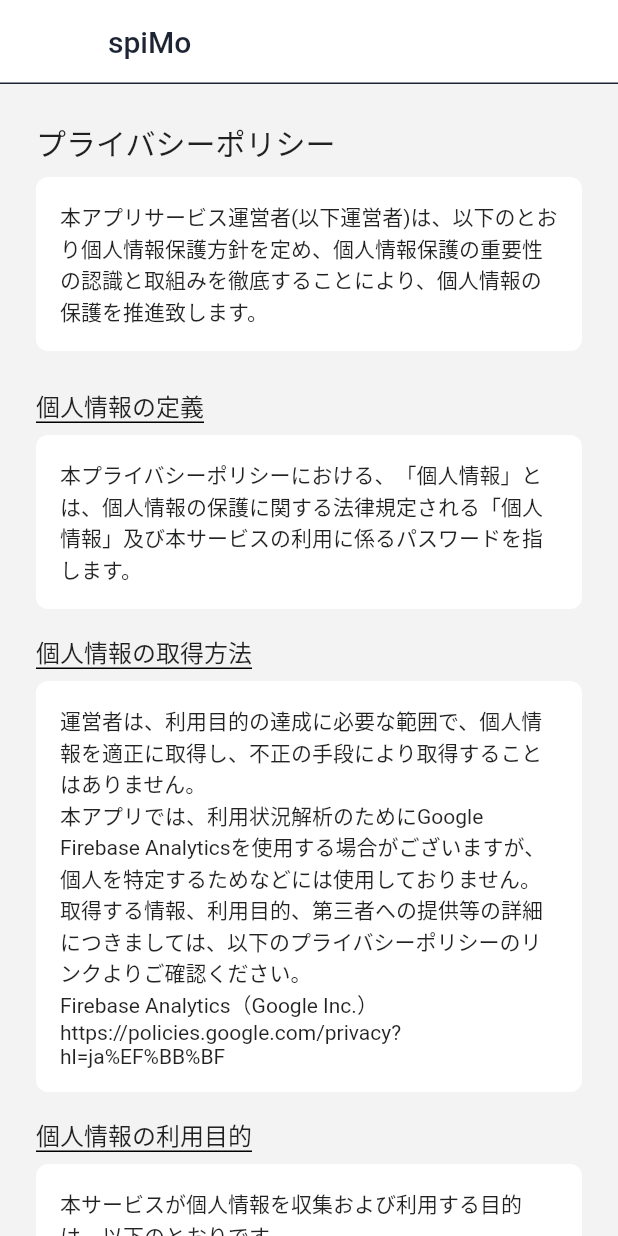
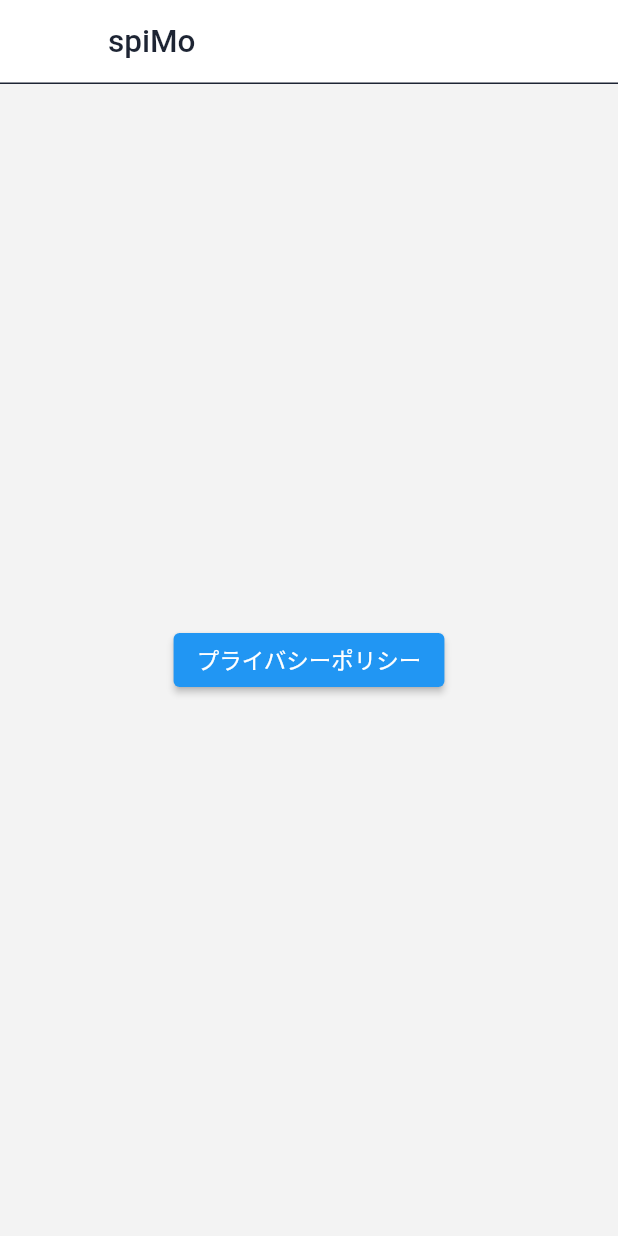
Before and after one commit to hiroyuki29/spimo_web_static_page, a Flutter app: the screen it shows after launch, on a phone screen of 412 x 824 dp. Run offline on Flutter 3.47's test engine with Material 2 defaults, Android fonts, the phone set to English and light mode, and no system bars; our stand-ins replace go_router.

Commit message:
[update] 各ページの準備

```diff
--- a/lib/contents/privacy_policy/privacy_policy_contents.dart
+++ b/lib/contents/privacy_policy/privacy_policy_contents.dart
@@ -1,4 +1,21 @@
 ///プライバシーポリシー
+
+enum PrivacyPolicyLabel {
+  difinition(text: '個人情報の定義'),
+  getMethod(text: '個人情報の取得方法'),
+  objective(text: '個人情報の利用目的'),
+  objectiveChange(text: '利用目的の変更'),
+  thirdPartyProvision(text: '個人情報の第三者提供'),
+  disclosure(text: '個人情報の開示'),
+  removeAndCorrection(text: '個人情報の訂正・削除'),
+  change(text: 'プライバシーポリシーの変更'),
+  inquiry(text: 'お問い合わせ'),
+  establishment(text: '制定・施行・改訂');
+
+  const PrivacyPolicyLabel({required this.text});
+
+  final String text;
+}
 
 Map<String, List<String>> privacyPolicyContents = {
   PrivacyPolicyLabel.difinition.text: [
@@ -48,20 +65,3 @@ Map<String, List<String>> privacyPolicyContents = {
     '2022年２月３日 制定・施行',
   ]
 };
-
-enum PrivacyPolicyLabel {
-  difinition(text: '個人情報の定義'),
-  getMethod(text: '個人情報の取得方法'),
-  objective(text: '個人情報の利用目的'),
-  objectiveChange(text: '利用目的の変更'),
-  thirdPartyProvision(text: '個人情報の第三者提供'),
-  disclosure(text: '個人情報の開示'),
-  removeAndCorrection(text: '個人情報の訂正・削除'),
-  change(text: 'プライバシーポリシーの変更'),
-  inquiry(text: 'お問い合わせ'),
-  establishment(text: '制定・施行・改訂');
-
-  const PrivacyPolicyLabel({required this.text});
-
-  final String text;
-}
--- a/lib/main.dart
+++ b/lib/main.dart
@@ -1,10 +1,13 @@
 import 'package:flutter/material.dart';
+import 'package:flutter_localizations/flutter_localizations.dart';
+import 'package:flutter_web_plugins/url_strategy.dart';
+import 'package:go_router/go_router.dart';
 import 'package:spimo_static_page/common_widget/app_bar/common_app_bar.dart';
 import 'package:spimo_static_page/common_widget/color/color.dart';
-import 'package:spimo_static_page/common_widget/sized_box/constant_sized_box.dart';
-import 'package:spimo_static_page/contents/privacy_policy/privacy_policy_contents.dart';
+import 'package:spimo_static_page/routing/app_router.dart';
 
 void main() {
+  usePathUrlStrategy();
   runApp(const MyApp());
 }
 
@@ -14,137 +17,45 @@ class MyApp extends StatelessWidget {
   // This widget is the root of your application.
   @override
   Widget build(BuildContext context) {
-    return MaterialApp(
-      title: 'Flutter Demo',
+    const jaLocale = Locale("ja", "JA");
+
+    return MaterialApp.router(
+      title: 'spiMo',
       theme: ThemeData(
         primarySwatch: Colors.blue,
       ),
-      home: const MyHomePage(),
-    );
-  }
-}
-
-class MyHomePage extends StatelessWidget {
-  const MyHomePage({super.key});
-
-  @override
-  Widget build(BuildContext context) {
-    return Scaffold(
-      backgroundColor: backgroundGray,
-      appBar: CommonAppBar(context: context, title: 'spiMo'),
-      body: Padding(
-        padding: const EdgeInsets.symmetric(horizontal: 24),
-        child: SingleChildScrollView(
-          child: Column(
-            crossAxisAlignment: CrossAxisAlignment.start,
-            children: const [
-              sizedBoxH24,
-              Text(
-                'プライバシーポリシー',
-                style: TextStyle(fontSize: 20),
-              ),
-              sizedBoxH8,
-              ContentsBox(
-                contents: [
-                  '本アプリサービス運営者(以下運営者)は、以下のとおり個人情報保護方針を定め、個人情報保護の重要性の認識と取組みを徹底することにより、個人情報の保護を推進致します。'
-                ],
-              ),
-              sizedBoxH24,
-              LabelAndContentBox(
-                  privacyPolicyLabel: PrivacyPolicyLabel.difinition),
-              LabelAndContentBox(
-                  privacyPolicyLabel: PrivacyPolicyLabel.getMethod),
-              LabelAndContentBox(
-                  privacyPolicyLabel: PrivacyPolicyLabel.objective),
-              LabelAndContentBox(
-                  privacyPolicyLabel: PrivacyPolicyLabel.objectiveChange),
-              LabelAndContentBox(
-                  privacyPolicyLabel: PrivacyPolicyLabel.thirdPartyProvision),
-              LabelAndContentBox(
-                  privacyPolicyLabel: PrivacyPolicyLabel.disclosure),
-              LabelAndContentBox(
-                  privacyPolicyLabel: PrivacyPolicyLabel.removeAndCorrection),
-              LabelAndContentBox(privacyPolicyLabel: PrivacyPolicyLabel.change),
-              LabelAndContentBox(
-                  privacyPolicyLabel: PrivacyPolicyLabel.inquiry),
-              LabelAndContentBox(
-                  privacyPolicyLabel: PrivacyPolicyLabel.establishment),
-            ],
-          ),
-        ),
-      ),
-    );
-  }
-}
-
-class LabelAndContentBox extends StatelessWidget {
-  const LabelAndContentBox({
-    Key? key,
-    required this.privacyPolicyLabel,
-  }) : super(key: key);
-
-  final PrivacyPolicyLabel privacyPolicyLabel;
-
-  @override
-  Widget build(BuildContext context) {
-    return Column(
-      crossAxisAlignment: CrossAxisAlignment.start,
-      children: [
-        Label(title: privacyPolicyLabel.text),
-        sizedBoxH8,
-        ContentsBox(
-          contents: privacyPolicyContents[privacyPolicyLabel.text]!,
-        ),
-        sizedBoxH16
+      routerConfig: router,
+      locale: jaLocale,
+      localizationsDelegates: const [
+        GlobalMaterialLocalizations.delegate,
+        GlobalWidgetsLocalizations.delegate,
+        GlobalCupertinoLocalizations.delegate,
+      ],
+      supportedLocales: const [
+        jaLocale,
       ],
     );
   }
 }
 
-class Label extends StatelessWidget {
-  const Label({
-    Key? key,
-    required this.title,
-  }) : super(key: key);
-
-  final String title;
+class HomeScreen extends StatelessWidget {
+  const HomeScreen({super.key});
 
   @override
   Widget build(BuildContext context) {
-    return DecoratedBox(
-      decoration: const BoxDecoration(border: Border(bottom: (BorderSide()))),
-      child: Text(
-        title,
-        style: const TextStyle(fontSize: 16),
-      ),
-    );
+    return Scaffold(
+        backgroundColor: backgroundGray,
+        appBar: CommonAppBar(context: context, title: 'spiMo'),
+        body: Center(
+          child: Column(
+            mainAxisAlignment: MainAxisAlignment.center,
+            children: [
+              ElevatedButton(
+                onPressed: () => context.pushNamed(AppRoute.privacyPolicy.name),
+                child: const Text('プライバシーポリシー'),
+              )
+            ],
+          ),
+        ));
   }
 }
-
-class ContentsBox extends StatelessWidget {
-  const ContentsBox({
-    Key? key,
-    required this.contents,
-  }) : super(key: key);
-
-  final List<String> contents;
-
-  List<Widget> stringToWidget(List<String> contents) {
-    return contents.map((content) => Text(content)).toList();
-  }
-
-  @override
-  Widget build(BuildContext context) {
-    return DecoratedBox(
-      decoration: const BoxDecoration(
-          color: white, borderRadius: BorderRadius.all(Radius.circular(8))),
-      child: Padding(
-        padding: const EdgeInsets.all(16.0),
-        child: Column(
-          crossAxisAlignment: CrossAxisAlignment.start,
-          children: stringToWidget(contents),
-        ),
-      ),
-    );
-  }
-}
--- /dev/null
+++ b/lib/routing/app_router.dart
@@ -0,0 +1,41 @@
+import 'package:go_router/go_router.dart';
+import 'package:spimo_static_page/features/inquiry/screens/inquiry_screen.dart';
+import 'package:spimo_static_page/features/privacy_policy/screens/privacy_policy_screen.dart';
+import 'package:spimo_static_page/features/terms_of_service/screens/tems_of_service_screen.dart';
+import 'package:spimo_static_page/main.dart';
+
+enum AppRoute {
+  home,
+  termsOfService,
+  privacyPolicy,
+  inquiry,
+}
+
+final GoRouter router = GoRouter(
+  initialLocation: '/',
+  debugLogDiagnostics: false,
+  routes: [
+    GoRoute(
+      path: '/',
+      name: AppRoute.home.name,
+      builder: (context, state) => const HomeScreen(),
+      routes: [
+        GoRoute(
+          path: 'terms_of_service',
+          name: AppRoute.termsOfService.name,
+          builder: (context, state) => const TermsOfServiceScreen(),
+        ),
+        GoRoute(
+          path: 'privacy_policy',
+          name: AppRoute.privacyPolicy.name,
+          builder: (context, state) => const PrivacyPolicyScreen(),
+        ),
+        GoRoute(
+          path: 'inquiry',
+          name: AppRoute.inquiry.name,
+          builder: (context, state) => const InquiryScreen(),
+        ),
+      ],
+    ),
+  ],
+);
--- a/pubspec.yaml
+++ b/pubspec.yaml
@@ -30,6 +30,10 @@ environment:
 # versions available, run `flutter pub outdated`.
 dependencies:
   flutter:
+    sdk: flutter
+  flutter_localizations:
+    sdk: flutter
+  flutter_web_plugins:
     sdk: flutter
 
 
```
Also changed, not shown: lib/common_widget/contents/label_and_content_box.dart (added, +76 -0 lines), lib/features/inquiry/screens/inquiry_screen.dart (added, +59 -0 lines), lib/features/privacy_policy/screens/privacy_policy_screen.dart (added, +59 -0 lines), lib/features/terms_of_service/screens/tems_of_service_screen.dart (added, +59 -0 lines), pubspec.lock.
